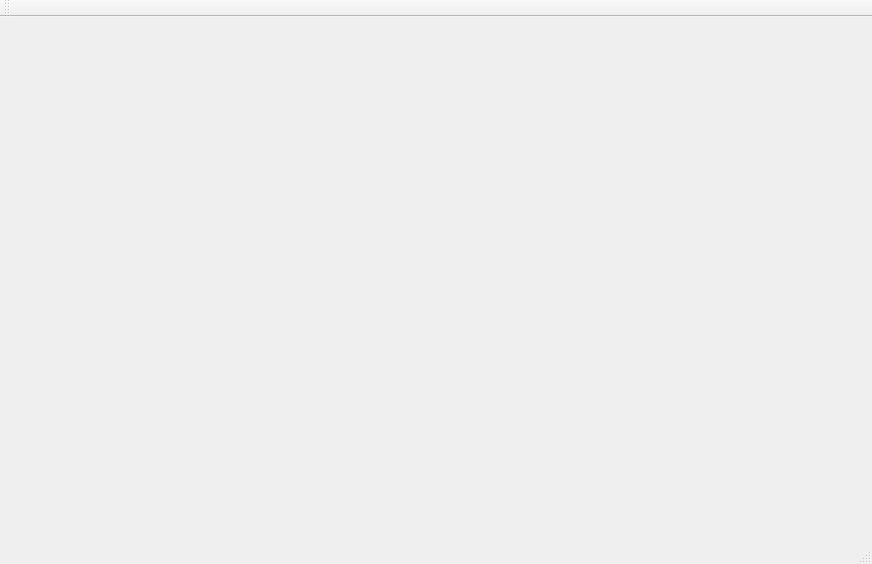
The window that client/mainwindow.ui (ZaluskiDominik/advertiser) describes before a commit, drawn with Qt 5.
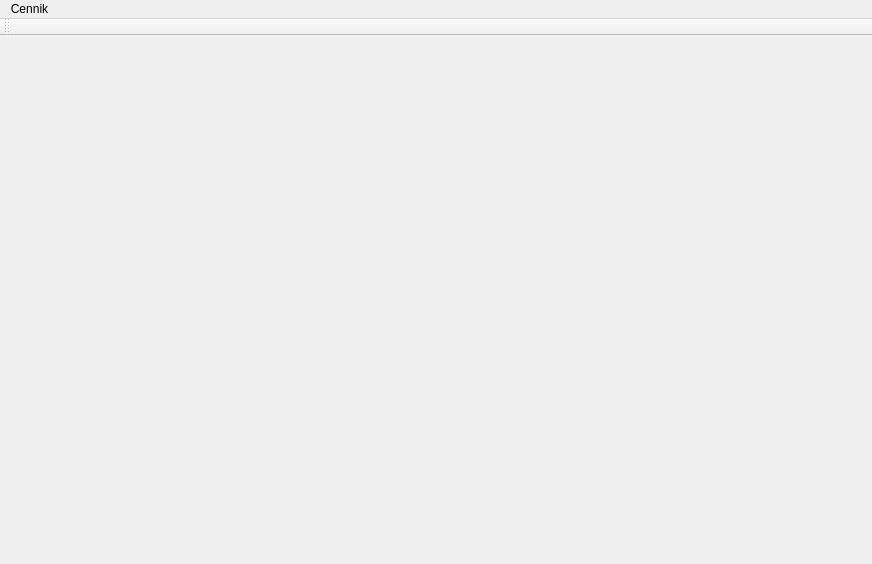
The same window after the commit.

Patch:
```diff
--- a/client/mainwindow.ui
+++ b/client/mainwindow.ui
@@ -13,7 +13,16 @@
   <property name="windowTitle">
    <string>MainWindow</string>
   </property>
-  <widget class="QWidget" name="centralWidget"/>
+  <widget class="QWidget" name="centralWidget">
+   <layout class="QVBoxLayout" name="verticalLayout">
+    <item>
+     <widget class="QStackedWidget" name="stackedWidget">
+      <widget class="QWidget" name="page"/>
+      <widget class="QWidget" name="page_2"/>
+     </widget>
+    </item>
+   </layout>
+  </widget>
   <widget class="QMenuBar" name="menuBar">
    <property name="geometry">
     <rect>
@@ -23,6 +32,12 @@
      <height>22</height>
     </rect>
    </property>
+   <widget class="QMenu" name="menuCennik">
+    <property name="title">
+     <string>Cennik</string>
+    </property>
+   </widget>
+   <addaction name="menuCennik"/>
   </widget>
   <widget class="QToolBar" name="mainToolBar">
    <attribute name="toolBarArea">
@@ -32,7 +47,6 @@
     <bool>false</bool>
    </attribute>
   </widget>
-  <widget class="QStatusBar" name="statusBar"/>
  </widget>
  <layoutdefault spacing="6" margin="11"/>
  <resources/>
```
Left out of the diff: 2 changed lines with no effect on the pictures.
